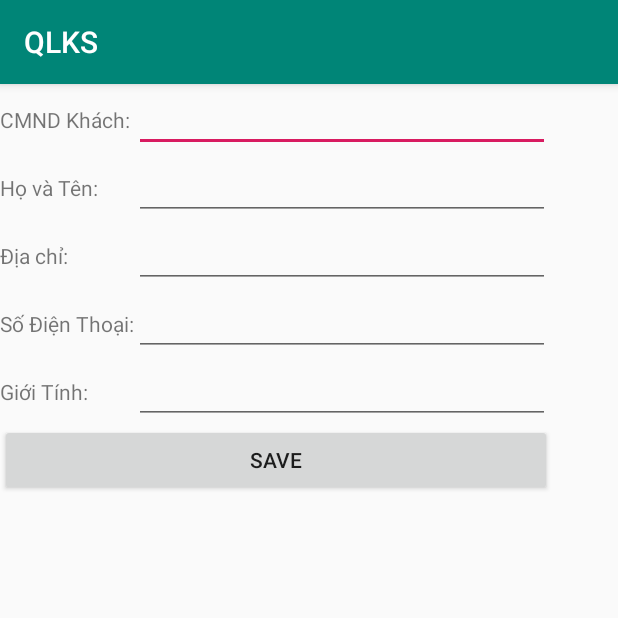
After one commit to trvthanh/Android_QLKS, an Android app: the ThemKhach screen opened directly, with no data from a screen before it, on a phone screen of 412 x 824 dp, the top half of it. The commit adds this screen. Run offline under Robolectric (Android 15) with nearby library versions, the phone set to English and light mode, and no system bars.

Commit message:
Thanh Tuan: Them chuc nang them khach, Cap nhat khach, Xoa khach

```diff
--- a/app/src/main/AndroidManifest.xml
+++ b/app/src/main/AndroidManifest.xml
@@ -25,7 +25,8 @@
         <activity android:name=".chitietdv" />
         <activity android:name=".ThemPhong" />
         <activity android:name=".ThemDichVuActivity" />
-        <activity android:name=".ChiTietKhach"></activity>
+        <activity android:name=".ChiTietKhach" />
+        <activity android:name=".ThemKhach"></activity>
     </application>
 
 </manifest>
--- /dev/null
+++ b/app/src/main/java/com/trvthanh/qlks/ThemKhach.java
@@ -0,0 +1,56 @@
+package com.trvthanh.qlks;
+
+import android.content.Intent;
+import android.support.v7.app.AppCompatActivity;
+import android.os.Bundle;
+import android.view.View;
+import android.widget.Button;
+import android.widget.EditText;
+import android.widget.Toast;
+
+import java.util.ArrayList;
+
+public class ThemKhach extends AppCompatActivity {
+
+    private Button buttonSave;
+    private EditText et11;
+    private EditText et22;
+    private EditText et33;
+    private EditText et44;
+    private EditText et55;
+    Database db;
+    private ArrayList<Khach> tatcakhach=new ArrayList<Khach>();
+
+    @Override
+    protected void onCreate(Bundle savedInstanceState) {
+        super.onCreate(savedInstanceState);
+        setContentView(R.layout.them_khach);
+
+        db=new Database(getApplicationContext());
+
+        buttonSave=(Button)findViewById(R.id.buttonsave);
+        et11=(EditText)findViewById(R.id.edittext11);
+        et22=(EditText)findViewById(R.id.edittext22);
+        et33=(EditText)findViewById(R.id.edittext33);
+        et44=(EditText)findViewById(R.id.edittext44);
+        et55=(EditText)findViewById(R.id.edittext55);
+        //them 1 khach
+        buttonSave.setOnClickListener(new View.OnClickListener() {
+            @Override
+            public void onClick(View v) {
+                String cmnd=et11.getText().toString();
+                String hoten=et22.getText().toString();
+                String diachi=et33.getText().toString();
+                String sdt=et44.getText().toString();
+                String gioitinh=et55.getText().toString();
+                tatcakhach.addAll(db.LayKhach());
+
+
+                Khach khach=new Khach(cmnd,hoten,diachi,sdt,gioitinh);
+                db.createKhach(khach);
+                Intent intent=new Intent(ThemKhach.this,QLKhachActivity.class);
+                startActivity(intent);
+            }
+        });
+    }
+}
--- /dev/null
+++ b/app/src/main/res/layout/them_khach.xml
@@ -0,0 +1,101 @@
+<?xml version="1.0" encoding="utf-8"?>
+<android.support.constraint.ConstraintLayout xmlns:android="http://schemas.android.com/apk/res/android"
+    xmlns:app="http://schemas.android.com/apk/res-auto"
+    xmlns:tools="http://schemas.android.com/tools"
+    android:layout_width="match_parent"
+    android:layout_height="match_parent"
+    tools:context=".ThemKhach">
+    <TableLayout
+        android:layout_width="368dp"
+        android:layout_height="495dp"
+        tools:layout_editor_absoluteX="8dp"
+        tools:layout_editor_absoluteY="27dp">
+
+        <TableRow
+            android:layout_width="match_parent"
+            android:layout_height="match_parent">
+
+            <TextView
+                android:layout_width="wrap_content"
+                android:layout_height="wrap_content"
+                android:text="CMND Khách:" />
+
+            <EditText
+                android:id="@+id/edittext11"
+                android:layout_width="wrap_content"
+                android:layout_height="wrap_content"
+                android:ems="13" />
+        </TableRow>
+
+        <TableRow
+            android:layout_width="match_parent"
+            android:layout_height="match_parent">
+
+            <TextView
+                android:layout_width="wrap_content"
+                android:layout_height="wrap_content"
+                android:text="Họ và Tên:" />
+
+            <EditText
+                android:id="@+id/edittext22"
+                android:layout_width="wrap_content"
+                android:layout_height="wrap_content"
+                android:ems="13" />
+        </TableRow>
+
+        <TableRow
+            android:layout_width="match_parent"
+            android:layout_height="match_parent">
+
+            <TextView
+                android:layout_width="wrap_content"
+                android:layout_height="wrap_content"
+                android:text="Địa chỉ:" />
+
+            <EditText
+                android:id="@+id/edittext33"
+                android:layout_width="wrap_content"
+                android:layout_height="wrap_content"
+                android:ems="13" />
+        </TableRow>
+
+        <TableRow
+            android:layout_width="match_parent"
+            android:layout_height="match_parent">
+
+            <TextView
+                android:layout_width="wrap_content"
+                android:layout_height="wrap_content"
+                android:text="Số Điện Thoại:" />
+
+            <EditText
+                android:id="@+id/edittext44"
+                android:layout_width="wrap_content"
+                android:layout_height="wrap_content"
+                android:ems="13" />
+        </TableRow>
+
+        <TableRow
+            android:layout_width="match_parent"
+            android:layout_height="match_parent">
+
+            <TextView
+                android:layout_width="wrap_content"
+                android:layout_height="wrap_content"
+                android:text="Giới Tính:" />
+
+            <EditText
+                android:id="@+id/edittext55"
+                android:layout_width="wrap_content"
+                android:layout_height="wrap_content"
+                android:ems="13" />
+        </TableRow>
+
+        <Button
+            android:id="@+id/buttonsave"
+            android:layout_width="wrap_content"
+            android:layout_height="wrap_content"
+            android:layout_gravity="center"
+            android:text="Save" />
+    </TableLayout>
+</android.support.constraint.ConstraintLayout>
```
Also changed, not shown: app/src/main/java/com/trvthanh/qlks/ChiTietKhach.java (+51 -7 lines), app/src/main/java/com/trvthanh/qlks/Database.java (+7 -0 lines), app/src/main/java/com/trvthanh/qlks/QLKhachActivity.java (+12 -2 lines), app/src/main/res/layout/qlkhach_layout.xml (+12 -3 lines), app/src/main/res/menu/menu.xml (added, +13 -0 lines).
